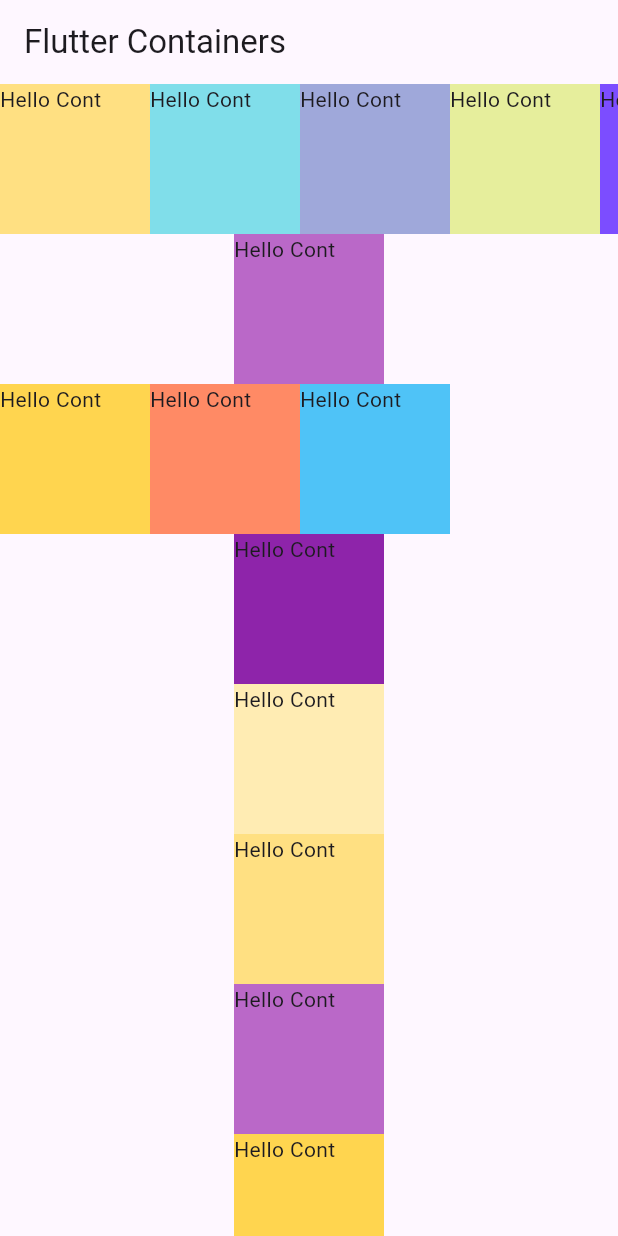
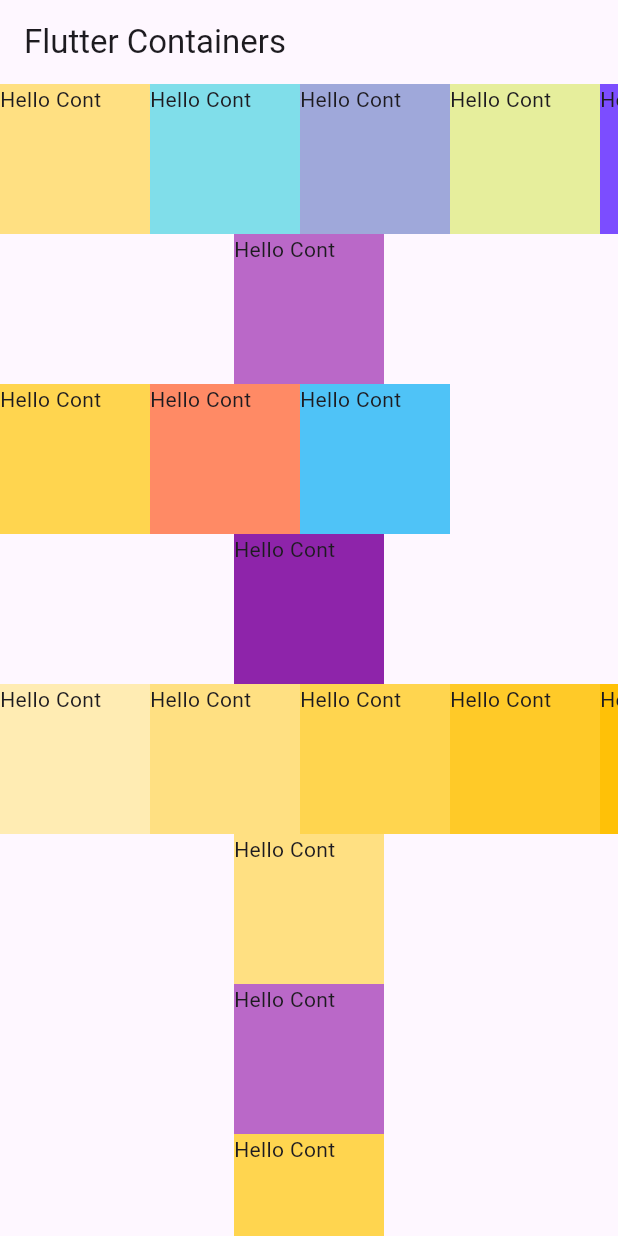
Before and after one commit to meetshaheer/flutter-rows-and-columns, a Flutter app: the screen it shows after launch, on a phone screen of 412 x 824 dp. Run offline on Flutter 3.47's test engine with Material 3 defaults, Android fonts, the phone set to English and light mode, and no system bars.

Commit message:
Adding another Row with scrolling direction axis from horizontal

```diff
--- a/rows_and_columns/lib/rows_and_columns.dart
+++ b/rows_and_columns/lib/rows_and_columns.dart
@@ -86,11 +86,66 @@ class rows_and_columns extends StatelessWidget {
                 color: Colors.purple[600],
                 child: Text("Hello Cont"),
               ),
-              Container(
-                height: 100,
-                width: 100,
-                color: Colors.amber[100],
-                child: Text("Hello Cont"),
+              SingleChildScrollView(
+                scrollDirection: Axis.horizontal,
+                child: Row(
+                  children: [
+                    Container(
+                      height: 100,
+                      width: 100,
+                      color: Colors.amber[100],
+                      child: Text("Hello Cont"),
+                    ),
+                    Container(
+                      height: 100,
+                      width: 100,
+                      color: Colors.amber[200],
+                      child: Text("Hello Cont"),
+                    ),
+                    Container(
+                      height: 100,
+                      width: 100,
+                      color: Colors.amber[300],
+                      child: Text("Hello Cont"),
+                    ),
+                    Container(
+                      height: 100,
+                      width: 100,
+                      color: Colors.amber[400],
+                      child: Text("Hello Cont"),
+                    ),
+                    Container(
+                      height: 100,
+                      width: 100,
+                      color: Colors.amber[500],
+                      child: Text("Hello Cont"),
+                    ),
+                    Container(
+                      height: 100,
+                      width: 100,
+                      color: Colors.amber[600],
+                      child: Text("Hello Cont"),
+                    ),
+                    Container(
+                      height: 100,
+                      width: 100,
+                      color: Colors.amber[700],
+                      child: Text("Hello Cont"),
+                    ),
+                    Container(
+                      height: 100,
+                      width: 100,
+                      color: Colors.amber[800],
+                      child: Text("Hello Cont"),
+                    ),
+                    Container(
+                      height: 100,
+                      width: 100,
+                      color: Colors.amber[900],
+                      child: Text("Hello Cont"),
+                    ),
+                  ],
+                ),
               ),
               Container(
                 height: 100,
```
